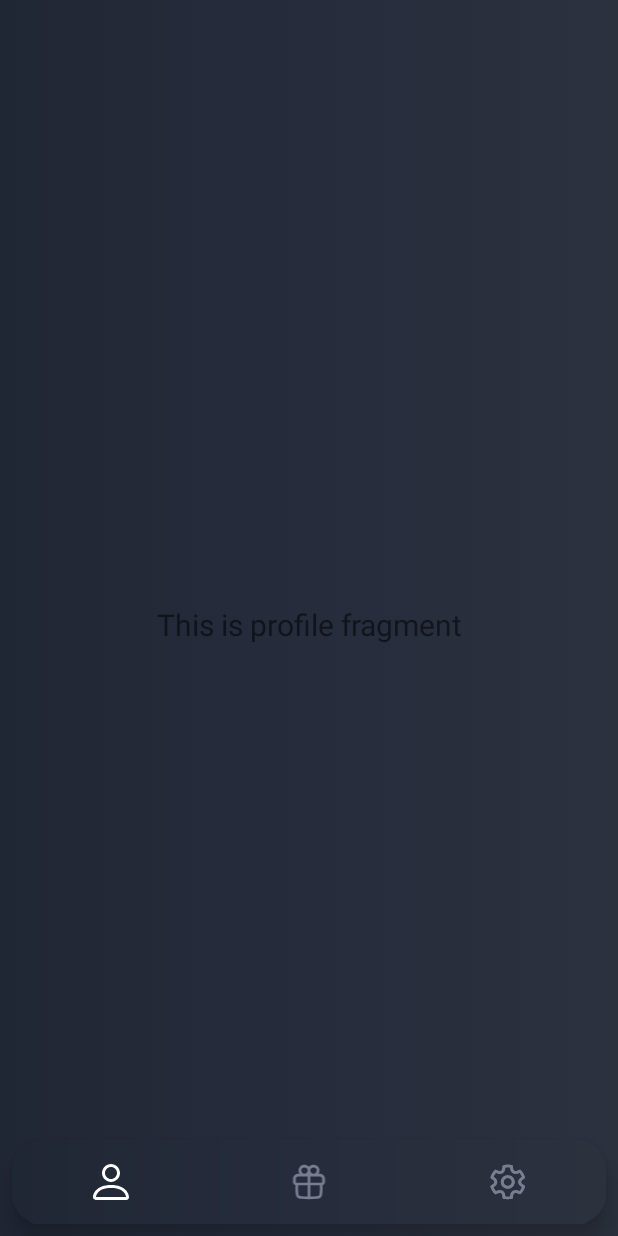
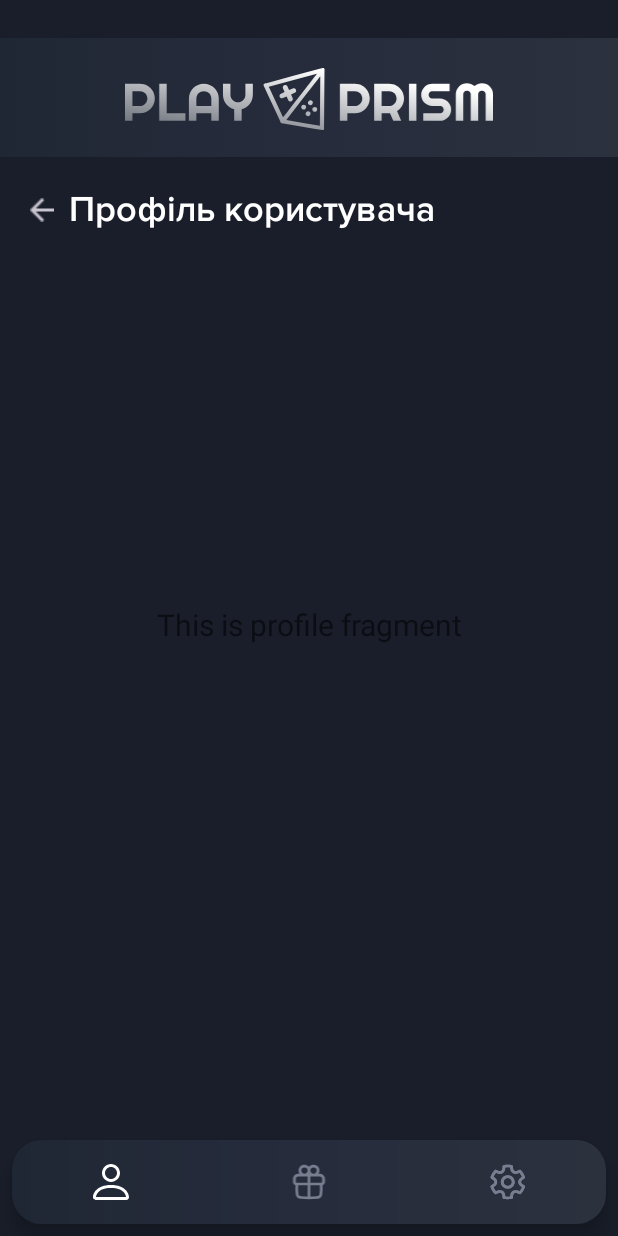
Before and after one commit to NURE-DigitalDream/PlayPrismMobileApp, an Android app: the ProfileFragment screen opened through its navigation route, on a phone screen of 412 x 824 dp. Run offline under Robolectric (Android 15) with nearby library versions, the phone set to English and light mode, and no system bars; our stand-ins replace navigation-ui.

Commit message:
Added headers for each fragment and appropriate titles and backforwarding arrows where necessary

```diff
--- a/app/app/src/main/res/layout/fragment_profile.xml
+++ b/app/app/src/main/res/layout/fragment_profile.xml
@@ -4,8 +4,56 @@
     xmlns:tools="http://schemas.android.com/tools"
     android:layout_width="match_parent"
     android:layout_height="match_parent"
-    android:background="@drawable/gradient_background"
+    android:background="#191E2A"
     tools:context=".ui.profile.ProfileFragment">
+
+    <View
+        android:id="@+id/view"
+        android:layout_width="0dp"
+        android:layout_height="79dp"
+        android:layout_marginTop="25dp"
+        android:background="@drawable/gradient_background"
+        app:layout_constraintEnd_toEndOf="parent"
+        app:layout_constraintStart_toStartOf="parent"
+        app:layout_constraintTop_toTopOf="parent" />
+
+    <ImageView
+        android:id="@+id/imageView_logo"
+        android:layout_width="0dp"
+        android:layout_height="41dp"
+        android:layout_marginTop="20dp"
+        android:background="@drawable/gradient_background"
+        android:contentDescription="@string/app_name"
+        android:src="@drawable/logo"
+        app:layout_constraintEnd_toEndOf="parent"
+        app:layout_constraintHorizontal_bias="1.0"
+        app:layout_constraintStart_toStartOf="parent"
+        app:layout_constraintTop_toTopOf="@+id/view" />
+
+    <ImageView
+        android:id="@+id/back_icon"
+        android:layout_width="0dp"
+        android:layout_height="16dp"
+        android:layout_marginStart="20dp"
+        android:layout_marginTop="27dp"
+        android:contentDescription="backforwarding"
+        app:layout_constraintStart_toStartOf="parent"
+        app:layout_constraintTop_toBottomOf="@+id/view"
+        app:srcCompat="@drawable/icon_back_arrow" />
+
+    <TextView
+        android:id="@+id/textView2"
+        android:layout_width="0dp"
+        android:layout_height="28dp"
+        android:layout_marginStart="10dp"
+        android:layout_marginTop="20dp"
+        android:fontFamily="@font/proxima_semibold"
+        android:text="Профіль користувача"
+        android:textColor="#FFFFFF"
+        android:textSize="24sp"
+        app:layout_constraintEnd_toEndOf="parent"
+        app:layout_constraintStart_toEndOf="@+id/back_icon"
+        app:layout_constraintTop_toBottomOf="@+id/view" />
 
     <TextView
         android:id="@+id/text_home"
```
Also changed, not shown: app/app/src/main/res/layout/fragment_giveaways.xml (+49 -1 lines), app/app/src/main/res/layout/fragment_settings.xml (+50 -1 lines).
